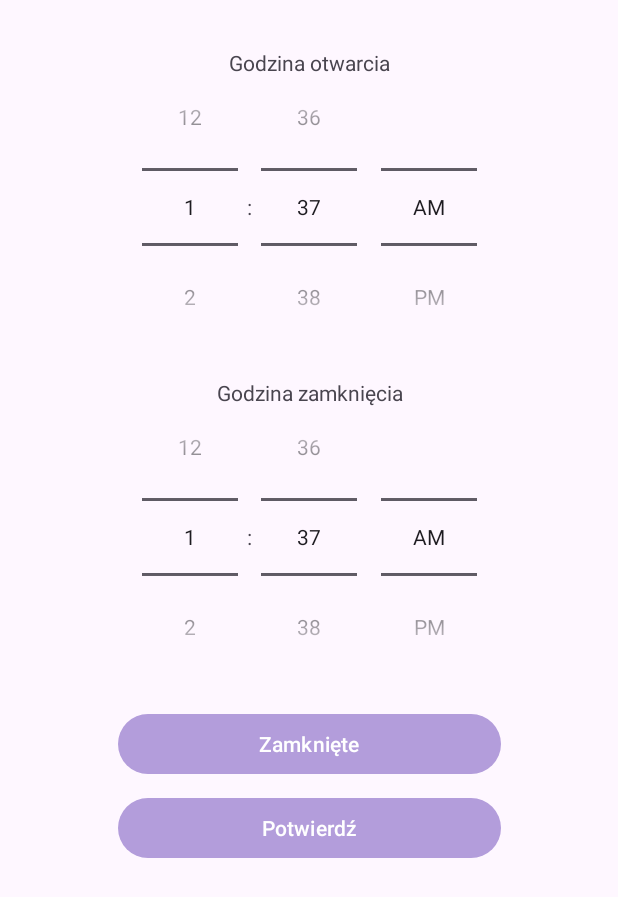
After one commit to ArcaneKeys/HungryHero, an Android app: the layout dialog_time_picker.xml on its own in the app's theme, with its tools: preview values and no code run, on a phone screen of 412 x 824 dp. The commit adds this screen. Shown: the top 897 px of the screen. Run offline under Robolectric (Android 15) with nearby library versions, the phone set to English and light mode, and no system bars.

Commit message:
Formularz dodawania godzin otwarcia

```diff
--- a/app/src/main/AndroidManifest.xml
+++ b/app/src/main/AndroidManifest.xml
@@ -19,6 +19,9 @@
         android:theme="@style/Theme.HungryHero"
         android:usesCleartextTraffic="true"
         tools:targetApi="31">
+        <activity
+            android:name=".AddOrEditOpeningHoursActivity"
+            android:exported="false" />
         <activity
             android:name=".AddOrEditLocalizationActivity"
             android:exported="false" />
--- a/app/src/main/java/pl/artur/hungryhero/ui/RestaurantMainActivity.java
+++ b/app/src/main/java/pl/artur/hungryhero/ui/RestaurantMainActivity.java
@@ -26,6 +26,7 @@ import javax.inject.Inject;
 import dagger.hilt.android.AndroidEntryPoint;
 import pl.artur.hungryhero.AddOrEditInfoActivity;
 import pl.artur.hungryhero.AddOrEditLocalizationActivity;
+import pl.artur.hungryhero.AddOrEditOpeningHoursActivity;
 import pl.artur.hungryhero.R;
 import pl.artur.hungryhero.module.helper.FirebaseHelper;
 
@@ -118,7 +119,8 @@ public class RestaurantMainActivity extends AppCompatActivity {
         });
 
         btnAddOrEditOpeningHours.setOnClickListener(v -> {
-            // intent = new Intent(RestaurantMainActivity.this, UserMainActivity.class);
+            Intent intent = new Intent(RestaurantMainActivity.this, AddOrEditOpeningHoursActivity.class);
+            startActivity(intent);
         });
 
         btnAddOrEditTables.setOnClickListener(v -> {
--- a/app/src/main/java/pl/artur/hungryhero/utils/Utils.java
+++ b/app/src/main/java/pl/artur/hungryhero/utils/Utils.java
@@ -29,7 +29,7 @@ public class Utils {
             case Calendar.SUNDAY:
                 return openingHours.getSunday();
             default:
-                return "Closed"; // Domyślna wartość w przypadku braku danych dla danego dnia tygodnia
+                return "Zamknięte"; // Domyślna wartość w przypadku braku danych dla danego dnia tygodnia
         }
     }
 
--- /dev/null
+++ b/app/src/main/res/layout/dialog_time_picker.xml
@@ -0,0 +1,74 @@
+<?xml version="1.0" encoding="utf-8"?>
+<androidx.constraintlayout.widget.ConstraintLayout xmlns:android="http://schemas.android.com/apk/res/android"
+    xmlns:app="http://schemas.android.com/apk/res-auto"
+    xmlns:tools="http://schemas.android.com/tools"
+    android:layout_width="match_parent"
+    android:layout_height="wrap_content"
+    android:orientation="vertical"
+    android:padding="16dp"
+    tools:context=".AddOrEditOpeningHoursActivity">
+
+    <TextView
+        android:id="@+id/labelStartTime"
+        android:layout_width="wrap_content"
+        android:layout_height="wrap_content"
+        android:text="Godzina otwarcia"
+        app:layout_constraintEnd_toEndOf="@id/startTimePicker"
+        app:layout_constraintStart_toStartOf="@id/startTimePicker"
+        app:layout_constraintTop_toTopOf="@+id/startTimePicker" />
+
+    <TimePicker
+        android:id="@+id/startTimePicker"
+        android:layout_width="wrap_content"
+        android:layout_height="wrap_content"
+        android:layout_marginStart="16dp"
+        android:layout_marginTop="16dp"
+        android:layout_marginEnd="16dp"
+        android:timePickerMode="spinner"
+        app:layout_constraintEnd_toEndOf="parent"
+        app:layout_constraintStart_toStartOf="parent"
+        app:layout_constraintTop_toTopOf="parent" />
+
+    <TextView
+        android:id="@+id/labelEndTime"
+        android:layout_width="wrap_content"
+        android:layout_height="wrap_content"
+        android:text="Godzina zamknięcia"
+        app:layout_constraintEnd_toEndOf="@id/endTimePicker"
+        app:layout_constraintStart_toStartOf="@id/endTimePicker"
+        app:layout_constraintTop_toTopOf="@id/endTimePicker" />
+
+    <TimePicker
+        android:id="@+id/endTimePicker"
+        android:layout_width="wrap_content"
+        android:layout_height="wrap_content"
+        android:layout_marginStart="16dp"
+        android:layout_marginTop="8dp"
+        android:layout_marginEnd="16dp"
+        android:timePickerMode="spinner"
+        app:layout_constraintEnd_toEndOf="parent"
+        app:layout_constraintStart_toStartOf="parent"
+        app:layout_constraintTop_toBottomOf="@+id/startTimePicker" />
+
+    <Button
+        android:id="@+id/closedButton"
+        android:layout_width="0dp"
+        android:layout_height="wrap_content"
+        android:layout_marginTop="8dp"
+        android:text="Zamknięte"
+        app:layout_constraintEnd_toEndOf="@+id/endTimePicker"
+        app:layout_constraintHorizontal_bias="1.0"
+        app:layout_constraintStart_toStartOf="@+id/endTimePicker"
+        app:layout_constraintTop_toBottomOf="@+id/endTimePicker" />
+
+    <Button
+        android:id="@+id/confirmButton"
+        android:layout_width="0dp"
+        android:layout_height="wrap_content"
+        android:layout_marginTop="8dp"
+        android:text="Potwierdź"
+        app:layout_constraintEnd_toEndOf="@+id/closedButton"
+        app:layout_constraintStart_toStartOf="@+id/closedButton"
+        app:layout_constraintTop_toBottomOf="@+id/closedButton" />
+
+</androidx.constraintlayout.widget.ConstraintLayout>
```
Also changed, not shown: app/src/main/java/pl/artur/hungryhero/AddOrEditOpeningHoursActivity.java (added, +162 -0 lines), app/src/main/java/pl/artur/hungryhero/models/OpeningHours.java (+15 -0 lines), app/src/main/java/pl/artur/hungryhero/module/helper/FirebaseHelper.java (+11 -0 lines), app/src/main/res/layout/activity_add_or_edit_opening_hours.xml (added, +135 -0 lines).
